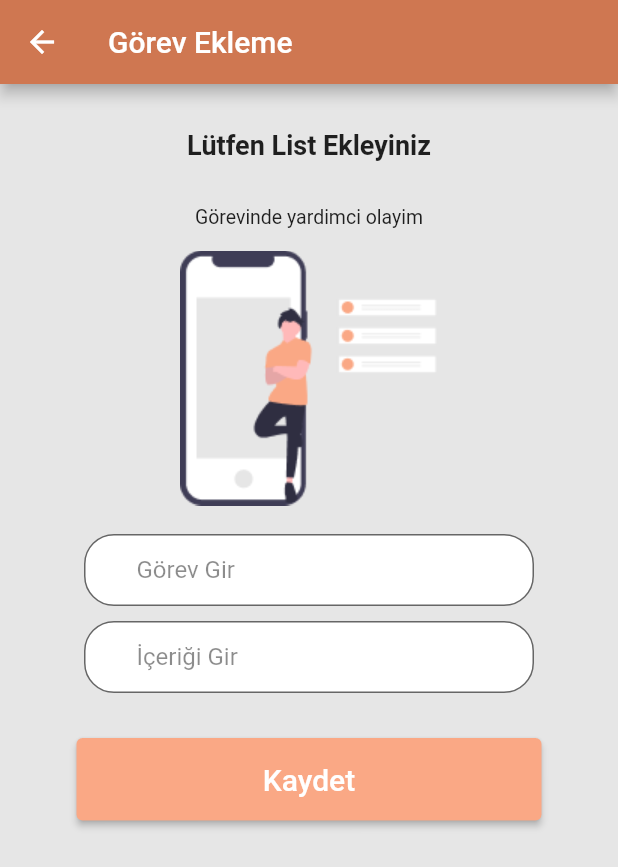
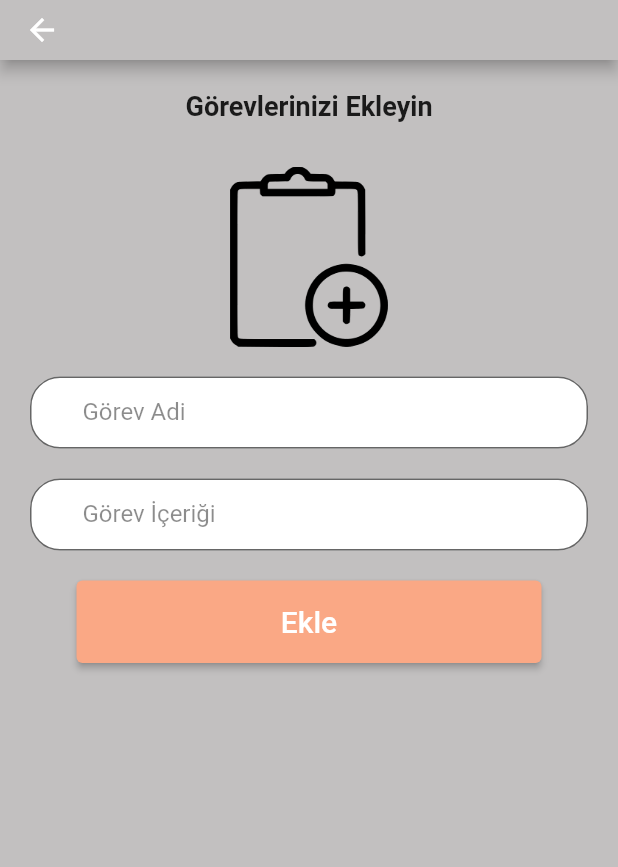
Before and after one commit to EmrSyhn/ToDoList, a Flutter app: the UserPages screen opened directly, after a tap on the "add" icon, on a phone screen of 412 x 824 dp. Shown: the top 867 px of the screen. Run offline on Flutter 3.47's test engine with Material 2 defaults, Android fonts, the phone set to English and light mode, and no system bars; our stand-ins replace analog_clock, cloud_firestore, firebase_auth, firebase_core, fluttertoast; accounts and stored records are empty; network calls fail.

Commit message:
düzenlemeler ad değişiklikler ve bitiş

```diff
--- a/lib/components/AnalogClock.dart
+++ b/lib/components/analogClock.dart
@@ -18,8 +18,8 @@ class AnalogSaat extends StatelessWidget {
           offset: Offset(4, 8), // Shadow position
         ),
       ], color: Color(0xffFFECE4), shape: BoxShape.circle),
-      width: 100,
-      height: 120,
+      width: MediaQuery.of(context).size.width,
+      height: MediaQuery.of(context).size.height * 0.1,
       isLive: true,
       secondHandColor: const Color(0xFFBCB9B9),
       hourHandColor: const Color(0xFFBE4713),
--- a/lib/components/DialogMesaj.dart
+++ b/lib/components/dialogMessage.dart
@@ -2,7 +2,7 @@
 
 import 'package:flutter/material.dart';
 
-void DialogMesaj(BuildContext context, {String msg = ''}) {
+void dialogMesaj(BuildContext context, {String msg = ''}) {
   showDialog(
     context: context,
     builder: (ctx) => AlertDialog(
--- /dev/null
+++ b/lib/components/mainiconbutton.dart
@@ -0,0 +1,20 @@
+import 'package:flutter/material.dart';
+
+class MainIconButton extends StatelessWidget {
+  const MainIconButton(
+      {Key? key,
+      //tanımlanan zorunlu fonksiyonlar
+      required this.iconsecici,
+      required this.press})
+      : super(key: key);
+  //butona tanımlanan isimler
+  final VoidCallback press;
+  final IconData iconsecici;
+  @override
+  Widget build(BuildContext context) {
+    return IconButton(
+      onPressed: press,
+      icon: Icon(iconsecici),
+    );
+  }
+}
--- a/lib/components/TextFormField.dart
+++ b/lib/components/textFormField.dart
@@ -16,6 +16,7 @@ class MainTextFormField extends StatelessWidget {
   final keytype;
   @override
   Widget build(BuildContext context) {
+    //
     return TextFormField(
       validator: (value) {
         if (value == null || value.isEmpty) {
--- a/lib/homepage.dart
+++ b/lib/homepage.dart
@@ -1,7 +1,7 @@
 import 'package:firebase_auth/firebase_auth.dart';
 import 'package:flutter/material.dart';
 import 'package:melike_project/userpage.dart';
-import 'components/Button.dart';
+import 'components/button.dart';
 import 'loginpage.dart';
 
 //StatlessWidget'e geçildi
@@ -32,7 +32,6 @@ class Anasayfa extends StatelessWidget {
                 MainButton(
                     press: () async {
                       //await FirebaseAuth.instance.signOut();
-
                       final user = FirebaseAuth.instance.currentUser;
                       if (user != null) {
                         Navigator.pushReplacement(
--- a/lib/listadd.dart
+++ b/lib/listadd.dart
@@ -1,4 +1,4 @@
-// ignore_for_file: file_names, non_constant_identifier_names, await_only_futures, use_build_context_synchronously, must_be_immutable
+// ignore_for_file: non_constant_identifier_names, use_build_context_synchronously
 
 import 'package:cloud_firestore/cloud_firestore.dart';
 import 'package:firebase_auth/firebase_auth.dart';
@@ -6,83 +6,18 @@ import 'package:flutter/material.dart';
 import 'package:fluttertoast/fluttertoast.dart';
 import 'package:melike_project/userpage.dart';
 import 'components/Button.dart';
-import 'components/TextFormField.dart';
+import 'components/textFormField.dart';
 
-//StatlessWidget'e geçildi
-class ListEkleme extends StatelessWidget {
-  TextEditingController GorevAdi = TextEditingController();
-  TextEditingController GorevIci = TextEditingController();
-  ListEkleme({Key? key}) : super(key: key);
+class ListAdd extends StatefulWidget {
+  const ListAdd({Key? key}) : super(key: key);
 
   @override
-  Widget build(BuildContext context) {
-    return Scaffold(
-      appBar: AppBar(
-        backgroundColor: const Color(0xFFCF7751),
-        title: const Text("Görev Ekleme"),
-      ),
-      backgroundColor: const Color(0xFFE6E6E6),
-      body: SafeArea(
-        child: SingleChildScrollView(
-          child: Row(
-            mainAxisAlignment: MainAxisAlignment.center,
-            children: [
-              Column(
-                children: [
-                  const SizedBox(height: 30),
-                  const Text('Lütfen List Ekleyiniz',
-                      style:
-                          TextStyle(fontWeight: FontWeight.bold, fontSize: 18)),
-                  const SizedBox(height: 30),
-                  const Text('Görevinde yardimci olayim',
-                      style: TextStyle(fontSize: 13)),
-                  const SizedBox(height: 15),
-                  Image.asset('assets/images/2.png'),
-                  SizedBox(height: 19),
-                  //formlar
-                  Form(
-                    child: SizedBox(
-                      width: 300,
-                      child: Column(
-                        children: [
-                          MainTextFormField(
-                            ControllerDenetleyici: GorevAdi,
-                            LabelText: 'Görev Gir',
-                          ),
-                          const SizedBox(height: 10),
-                          MainTextFormField(
-                            ControllerDenetleyici: GorevIci,
-                            LabelText: 'İçeriği Gir',
-                          ),
-                        ],
-                      ),
-                    ),
-                  ),
-                  const SizedBox(height: 30),
-                  MainButton(
-                      press: () async {
-                        await biseyler();
-                        Navigator.pushReplacement(
-                          context,
-                          MaterialPageRoute(
-                              builder: (context) => const UserPages()),
-                        );
-                      },
-                      text: 'Kaydet'),
-                ],
-              ),
-            ],
-          ),
-        ),
-      ),
-    );
+  State<ListAdd> createState() => _ListAddState();
 }
 
-  biseyler() {
-    return () async {
+verileriEkle() async {
   FirebaseAuth yetki = FirebaseAuth.instance;
   final kullanici = await yetki.currentUser!;
-      const bool taskComplatet = false;
   String uidTutucu = kullanici.uid;
   await FirebaseFirestore.instance
       .collection("taskLists")
@@ -93,13 +28,78 @@ class ListEkleme extends StatelessWidget {
     {
       "taskName": GorevAdi.text,
       "myContents": GorevIci.text,
-          "taskComplatet": taskComplatet
     },
   );
 
   Fluttertoast.showToast(msg: "Görev Eklendi");
   GorevAdi.clear();
   GorevIci.clear();
-    };
+}
+
+TextEditingController GorevAdi = TextEditingController();
+TextEditingController GorevIci = TextEditingController();
+
+class _ListAddState extends State<ListAdd> {
+  @override
+  Widget build(BuildContext context) {
+    return Scaffold(
+      backgroundColor: const Color(0xffc2c0c0),
+      appBar: AppBar(
+        backgroundColor: const Color(0xffc2c0c0),
+        toolbarHeight: 40,
+      ),
+      body: SafeArea(
+          child: SingleChildScrollView(
+        child: Center(
+          child: Padding(
+            padding: const EdgeInsets.only(top: 20),
+            child: Column(
+              children: [
+                const Text(
+                  'Görevlerinizi Ekleyin',
+                  style: TextStyle(fontWeight: FontWeight.bold, fontSize: 18),
+                ),
+                const SizedBox(height: 30),
+                Image.asset(
+                  'assets/images/40.png',
+                  width: 120,
+                  height: 120,
+                ),
+                Padding(
+                  padding: const EdgeInsets.all(20.0),
+                  child: Column(
+                    children: [
+                      MainTextFormField(
+                        LabelText: 'Görev Adi',
+                        ControllerDenetleyici: GorevAdi,
+                      ),
+                      const SizedBox(
+                        height: 20,
+                      ),
+                      MainTextFormField(
+                          LabelText: 'Görev İçeriği',
+                          ControllerDenetleyici: GorevIci),
+                      const SizedBox(
+                        height: 20,
+                      ),
+                      MainButton(
+                          press: () async {
+                            await verileriEkle();
+                            Navigator.push(
+                              context,
+                              MaterialPageRoute(
+                                  builder: (context) => const UserPages()),
+                            );
+                          },
+                          text: 'Ekle'),
+                    ],
+                  ),
+                ),
+              ],
+            ),
+          ),
+        ),
+      )),
+    );
   }
 }
--- a/lib/loginpage.dart
+++ b/lib/loginpage.dart
@@ -1,8 +1,8 @@
 import 'package:firebase_auth/firebase_auth.dart';
 import 'package:flutter/material.dart';
-import 'components/Button.dart';
-import 'components/TextButton.dart';
-import 'components/TextFormField.dart';
+import 'components/button.dart';
+import 'components/textButton.dart';
+import 'components/textFormField.dart';
 import 'registerpage.dart';
 import 'userpage.dart';
 
@@ -100,7 +100,8 @@ class _LoginPagesState extends State<LoginPages> {
                                   const Text('Hesabın yok mu?'),
                                   MainTextButton(
                                       TextYazisi: 'Kayıt Ol',
-                                      Press: () {
+                                      Press: () async {
+                                        await biseyler();
                                         Navigator.pushReplacement(
                                           context,
                                           MaterialPageRoute(
@@ -144,4 +145,9 @@ class _LoginPagesState extends State<LoginPages> {
       ),
     );
   }
+
+  biseyler() {
+    t1.clear();
+    pass.clear();
+  }
 }
--- a/lib/registerpage.dart
+++ b/lib/registerpage.dart
@@ -2,10 +2,10 @@ import 'package:cloud_firestore/cloud_firestore.dart';
 import 'package:firebase_auth/firebase_auth.dart';
 import 'package:flutter/material.dart';
 import 'package:melike_project/userpage.dart';
-import 'components/Button.dart';
-import 'components/DialogMesaj.dart';
-import 'components/TextButton.dart';
-import 'components/TextFormField.dart';
+import 'components/button.dart';
+import 'components/dialogMessage.dart';
+import 'components/textButton.dart';
+import 'components/textFormField.dart';
 import 'loginpage.dart';
 
 class RegisterPages extends StatefulWidget {
@@ -67,9 +67,10 @@ class _RegisterPagesState extends State<RegisterPages> {
                                       ControllerDenetleyici: pass),
                                   const SizedBox(height: 20),
                                   MainTextFormField(
-                                      obscureText: true,
-                                      LabelText: 'Parolanızı Tekrar Giriniz',
-                                      ControllerDenetleyici: passagain),
+                                    obscureText: true,
+                                    LabelText: 'Parolanızı Tekrar Giriniz',
+                                    ControllerDenetleyici: passagain,
+                                  ),
                                   const SizedBox(height: 20),
                                 ],
                               ),
@@ -80,13 +81,14 @@ class _RegisterPagesState extends State<RegisterPages> {
                       MainButton(
                           press: () async {
                             if (pass.text != passagain.text) {
-                              DialogMesaj(context, msg: 'Parolanız hatalı');
+                              dialogMesaj(context, msg: 'Parolanız hatalı');
                             } else if (_dogrulamaAnahtari.currentState!
                                 .validate()) {
                               final kullaniciolusturma = await FirebaseAuth
                                   .instance
                                   .createUserWithEmailAndPassword(
                                       email: mail.text, password: pass.text);
+
                               final uidTututcu = kullaniciolusturma.user?.uid;
                               FirebaseFirestore.instance
                                   .collection("users")
--- a/lib/userpage.dart
+++ b/lib/userpage.dart
@@ -1,7 +1,11 @@
+import 'package:cloud_firestore/cloud_firestore.dart';
 import 'package:firebase_auth/firebase_auth.dart';
 import 'package:flutter/material.dart';
 import 'package:melike_project/listadd.dart';
 import 'package:melike_project/loginpage.dart';
+
+import 'components/analogClock.dart';
+import 'components/mainiconbutton.dart';
 
 class UserPages extends StatefulWidget {
   const UserPages({Key? key}) : super(key: key);
@@ -12,26 +16,41 @@ class UserPages extends StatefulWidget {
 
 class _UserPagesState extends State<UserPages> {
   String mevcutkullaniciUIDTutucu = "";
-  bool harfSiralama = false;
-
   @override
   void initState() {
-    KullaniciUIDAl();
+    kullaniciUidAl();
     super.initState();
   }
 
-  KullaniciUIDAl() async {
+  kullaniciUidAl() async {
     FirebaseAuth yetki = FirebaseAuth.instance;
-    final mevcutkullanici = await yetki.currentUser!;
-
+    final mevcutKullanici = await yetki.currentUser!;
     setState(() {
-      mevcutkullaniciUIDTutucu = mevcutkullanici.uid;
+      mevcutkullaniciUIDTutucu = mevcutKullanici.uid;
     });
   }
 
   @override
   Widget build(BuildContext context) {
     return Scaffold(
+      appBar: AppBar(
+        backgroundColor: const Color(0xffc2c0c0),
+        toolbarHeight: 40,
+        actions: [
+          MainIconButton(
+            iconsecici: Icons.logout,
+            press: () {
+              FirebaseAuth.instance.signOut();
+              Navigator.pushReplacement(
+                context,
+                MaterialPageRoute(
+                  builder: (context) => const LoginPages(),
+                ),
+              );
+            },
+          )
+        ],
+      ),
       backgroundColor: const Color(0xffc2c0c0),
       body: SafeArea(
         child: SingleChildScrollView(
@@ -42,30 +61,13 @@ class _UserPagesState extends State<UserPages> {
                   Container(
                     color: const Color(0xFFCF7751),
                     width: MediaQuery.of(context).size.width,
-                    height: MediaQuery.of(context).size.height * 0.3,
+                    height: MediaQuery.of(context).size.height * 0.2,
                     child: Column(
                       mainAxisAlignment: MainAxisAlignment.center,
                       children: [
-                        Row(
-                          mainAxisAlignment: MainAxisAlignment.end,
-                          children: [
-                            IconButton(
-                              onPressed: () {
-                                FirebaseAuth.instance.signOut();
-                                Navigator.pushReplacement(
-                                  context,
-                                  MaterialPageRoute(
-                                    builder: (context) => const LoginPages(),
-                                  ),
-                                );
-                              },
-                              icon: const Icon(Icons.logout),
-                            ),
-                          ],
-                        ),
                         Image.asset('assets/images/3.png'),
                         const SizedBox(height: 25),
-                        const Text('Hoşgeldin cnm'),
+                        const Text('Hoşgeldin '),
                       ],
                     ),
                   ),
@@ -73,8 +75,14 @@ class _UserPagesState extends State<UserPages> {
                   Row(
                     mainAxisAlignment: MainAxisAlignment.end,
                     children: [
-                      const SizedBox(height: 15),
+                      const SizedBox(height: 35),
                       sytemClock(),
+                    ],
+                  ),
+                  Row(
+                    mainAxisAlignment: MainAxisAlignment.center,
+                    children: const [
+                      AnalogSaat(),
                     ],
                   ),
                   //sistem saatine göre mesaj yazdırma
@@ -82,7 +90,7 @@ class _UserPagesState extends State<UserPages> {
                     mainAxisAlignment: MainAxisAlignment.start,
                     children: const [
                       Text(
-                        ' Tasks List',
+                        ' Görev Listeleri',
                         style: TextStyle(
                             fontSize: 14, fontWeight: FontWeight.bold),
                       ),
@@ -97,33 +105,71 @@ class _UserPagesState extends State<UserPages> {
                     child: Column(
                       children: [
                         Row(
-                          mainAxisAlignment: MainAxisAlignment.spaceEvenly,
+                          mainAxisAlignment: MainAxisAlignment.spaceBetween,
                           children: [
                             const Text(
-                              'Günlük görevler',
+                              'Görevler',
                               style: TextStyle(
                                   fontSize: 17, fontWeight: FontWeight.bold),
-                            ),
-                            IconButton(
-                              onPressed: () {
-                                setState(() {
-                                  harfSiralama = !harfSiralama;
-                                });
-                              },
-                              icon: Icon(
-                                Icons.abc,
-                                color: harfSiralama ? Colors.red : Colors.black,
-                              ),
                             ),
                             IconButton(
                               onPressed: () => Navigator.push(
                                 context,
                                 MaterialPageRoute(
-                                    builder: (context) => ListEkleme()),
+                                    builder: (context) => const ListAdd()),
                               ),
                               icon: const Icon(Icons.add),
                             ),
                           ],
+                        ),
+                        SizedBox(
+                          height: MediaQuery.of(context).size.height * 0.3,
+                          child: StreamBuilder<QuerySnapshot>(
+                            stream: FirebaseFirestore.instance
+                                .collection('taskLists')
+                                .doc(mevcutkullaniciUIDTutucu)
+                                .collection('myList')
+                                .snapshots(),
+                            builder: (context, veriTabaniVerilerim) {
+                              if (veriTabaniVerilerim.connectionState ==
+                                  ConnectionState.waiting) {
+                                return const Center(
+                                  child: CircularProgressIndicator(),
+                                );
+                              } else {
+                                final alinanVeri =
+                                    veriTabaniVerilerim.data!.docs;
+                                return ListView.builder(
+                                  itemCount: alinanVeri.length,
+                                  itemBuilder: (context, index) {
+                                    return Card(
+                                      color: const Color(0xffc2c0c0),
+                                      child: ListTile(
+                                        title: Text(
+                                          alinanVeri[index]['taskName'],
+                                          style: const TextStyle(fontSize: 15),
+                                        ),
+                                        subtitle: Text(
+                                          alinanVeri[index]['myContents'],
+                                        ),
+                                        trailing: IconButton(
+                                          icon: const Icon(Icons.delete),
+                                          onPressed: () async {
+                                            FirebaseFirestore.instance
+                                                .collection('taskLists')
+                                                .doc(mevcutkullaniciUIDTutucu)
+                                                .collection('myList')
+                                                .doc(alinanVeri[index].id)
+                                                .delete();
+                                          },
+                                        ),
+                                      ),
+                                    );
+                                  },
+                                );
+                              }
+                            },
+                          ),
                         ),
                       ],
                     ),
@@ -143,10 +189,16 @@ class _UserPagesState extends State<UserPages> {
     if (dtt.hour < 11) {
       textYazisi = "Günaydın";
     }
-    if (dtt.hour < 16) {
+    if (dtt.hour < 14) {
+      textYazisi = "Tünaydın";
+    }
+    if (dtt.hour < 18) {
       textYazisi = "İyi Günler";
+    }
+    if (dtt.hour < 21) {
+      textYazisi = "İyi Akşamlar";
     } else {
-      textYazisi = "İyi akşamlar";
+      textYazisi = "İyi Geceler";
     }
 
     return Text(
```
Also changed, not shown: assets/images/40.png (added), lib/components/button.dart (renamed from lib/components/Button.dart), lib/components/textButton.dart (renamed from lib/components/TextButton.dart), 2 other files. Lines whose indentation alone changed are shown as unchanged.
